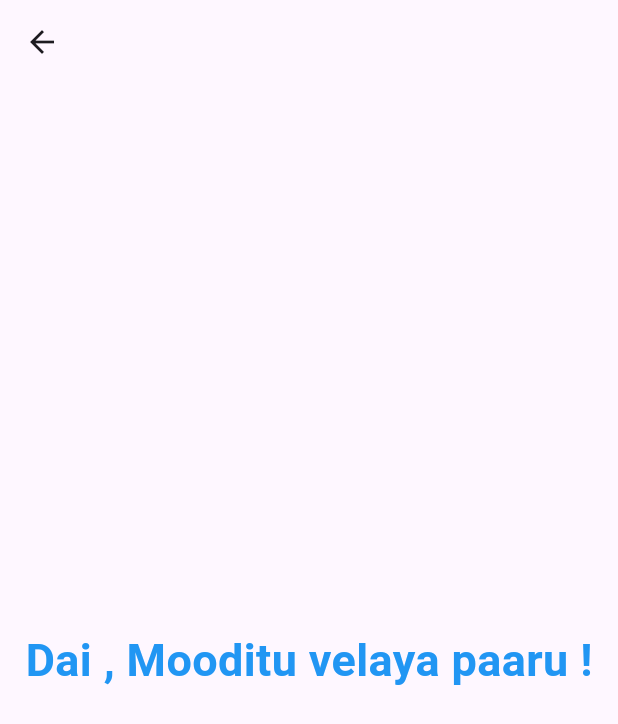
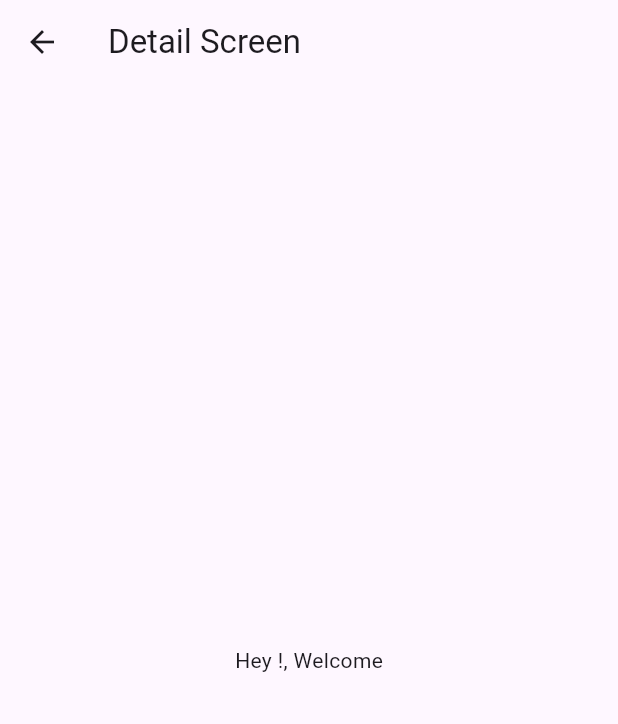
Before and after one commit to perumal2408/firstFlutterApp, a Flutter app: the DetailScreen screen opened directly with empty values, on a phone screen of 412 x 824 dp. Shown: the top 724 px of the screen. Run offline on Flutter 3.47's test engine with Material 3 defaults, Android fonts, the phone set to English and light mode, and no system bars.

Commit message:
Refactor detailScreen.dart and main.dart

```diff
--- a/lib/detailScreen.dart
+++ b/lib/detailScreen.dart
@@ -1,25 +1,19 @@
 import 'package:flutter/material.dart';
 
 class DetailScreen extends StatelessWidget {
-  DetailScreen({Key? key}) : super(key: key);
+  final String firstName;
+  final String lastName;
+
+  DetailScreen({required this.firstName, required this.lastName});
 
   @override
   Widget build(BuildContext context) {
-    final args = ModalRoute.of(context)!.settings.arguments as Map<String, dynamic>;
-
-    final String firstName = args['firstName'];
-
     return Scaffold(
-      appBar: AppBar(),
+      appBar: AppBar(
+        title: Text('Detail Screen'),
+      ),
       body: Center(
-        child: Text(
-          "Dai $firstName, Mooditu velaya paaru !",
-          style: const TextStyle(
-            fontSize: 30,
-            fontWeight: FontWeight.bold,
-            color: Colors.blue,
-          ),
-        ),
+        child: Text('Hey $firstName!, Welcome'),
       ),
     );
   }
```
Also changed, not shown: lib/main.dart (+7 -10 lines).
